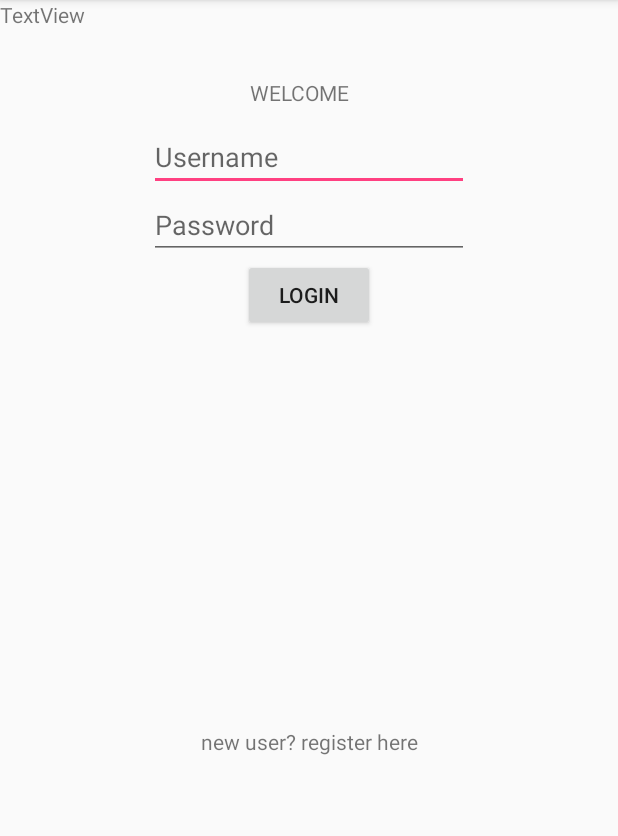
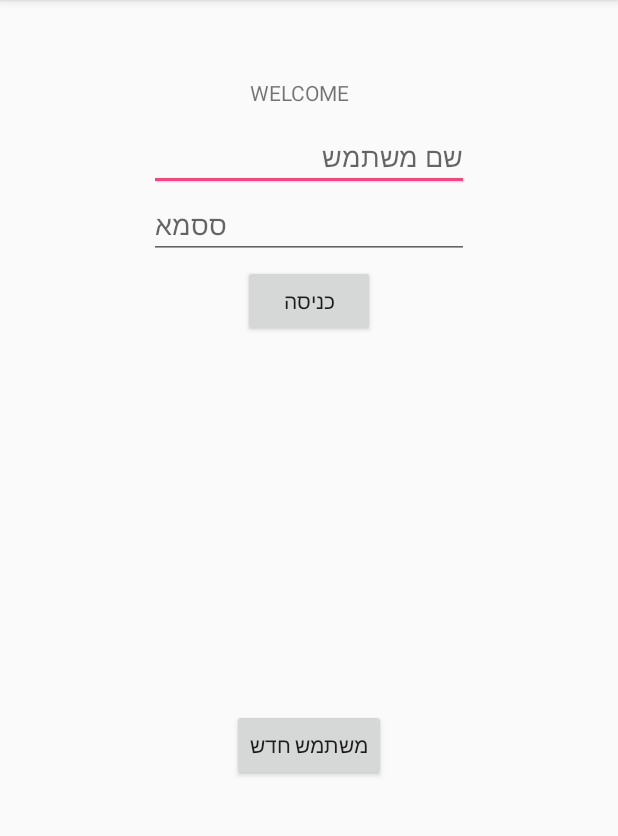
Before and after one commit to krasanya/Celiacc, an Android app: the screen it shows after launch (MainActivity), on a phone screen of 412 x 824 dp, the part 84-920 px from its top. Run offline under Robolectric (Android 15) with nearby library versions, the phone set to English and light mode, and no system bars.

Commit message:
mainActivityButtons

```diff
--- a/app/src/main/java/il/non/celiacc/MainActivity.java
+++ b/app/src/main/java/il/non/celiacc/MainActivity.java
@@ -17,15 +17,10 @@ public class MainActivity extends AppCompatActivity {
 
         final EditText etUsername = (EditText) findViewById(R.id.etUsername);
         final EditText etPassword = (EditText) findViewById(R.id.etPassword);
-        final TextView tvNewUser = (TextView) findViewById(R.id.tvNewUser);
+        final Button btLogin = (Button) findViewById(R.id.btLogin);
+        final Button btRegister = (Button) findViewById(R.id.btRegister);
 
-        tvNewUser.setOnClickListener(new  View.OnClickListener(){
-            @Override
-                    public void onClick(View v){
-                Intent registerIntent = new Intent(MainActivity.this , NewUserActivity.class);
-                MainActivity.this.startActivity(registerIntent);
-            }
-        });
+
         Button Menubutton = (Button) findViewById(R.id.btLogin);
         Menubutton.setOnClickListener(new View.OnClickListener() {
             @Override
@@ -35,6 +30,15 @@ public class MainActivity extends AppCompatActivity {
             }
         });
 
+        Button Registerbutton = (Button) findViewById(R.id.btRegister);
+        Menubutton.setOnClickListener(new View.OnClickListener() {
+            @Override
+            public void onClick(View v) {
+                Intent NewUserIntent = new Intent (MainActivity.this,NewUserActivity.class);
+                startActivity(NewUserIntent);
+            }
+        });
+
 
     }
 }
--- a/app/src/main/res/layout/activity_main.xml
+++ b/app/src/main/res/layout/activity_main.xml
@@ -11,7 +11,7 @@
         android:layout_width="wrap_content"
         android:layout_height="wrap_content"
         android:ems="10"
-        android:hint="Username"
+        android:hint="שם משתמש"
         android:inputType="textPersonName"
         app:layout_constraintBottom_toTopOf="@+id/etPassword"
         app:layout_constraintEnd_toEndOf="parent"
@@ -25,7 +25,7 @@
         android:layout_height="wrap_content"
         android:contentDescription="password"
         android:ems="10"
-        android:hint="Password"
+        android:hint="ססמא"
         android:inputType="textPassword"
         app:layout_constraintBottom_toTopOf="@+id/btLogin"
         app:layout_constraintEnd_toEndOf="parent"
@@ -37,9 +37,9 @@
         android:id="@+id/btLogin"
         android:layout_width="wrap_content"
         android:layout_height="wrap_content"
-        android:text="Login"
+        android:layout_marginTop="4dp"
+        android:text="כניסה"
         app:layout_constraintEnd_toEndOf="parent"
-        app:layout_constraintHorizontal_bias="0.5"
         app:layout_constraintStart_toStartOf="parent"
         app:layout_constraintTop_toBottomOf="@+id/etPassword" />
 
@@ -56,23 +56,15 @@
         app:layout_constraintStart_toStartOf="parent"
         app:layout_constraintTop_toTopOf="parent" />
 
-    <TextView
-        android:id="@+id/tvNewUser"
+    <Button
+        android:id="@+id/btRegister"
         android:layout_width="wrap_content"
         android:layout_height="wrap_content"
-        android:text="new user? register here"
+        android:text="משתמש חדש"
         app:layout_constraintBottom_toBottomOf="parent"
         app:layout_constraintEnd_toEndOf="parent"
         app:layout_constraintHorizontal_bias="0.5"
         app:layout_constraintStart_toStartOf="parent"
         app:layout_constraintTop_toBottomOf="@+id/btLogin" />
 
-    <TextView
-        android:id="@+id/textView3"
-        android:layout_width="wrap_content"
-        android:layout_height="wrap_content"
-        android:text="TextView"
-        tools:layout_editor_absoluteX="163dp"
-        tools:layout_editor_absoluteY="400dp" />
-
 </android.support.constraint.ConstraintLayout>
```
Also changed, not shown: app/src/main/res/layout/activity_new_user.xml (+19 -6 lines).
